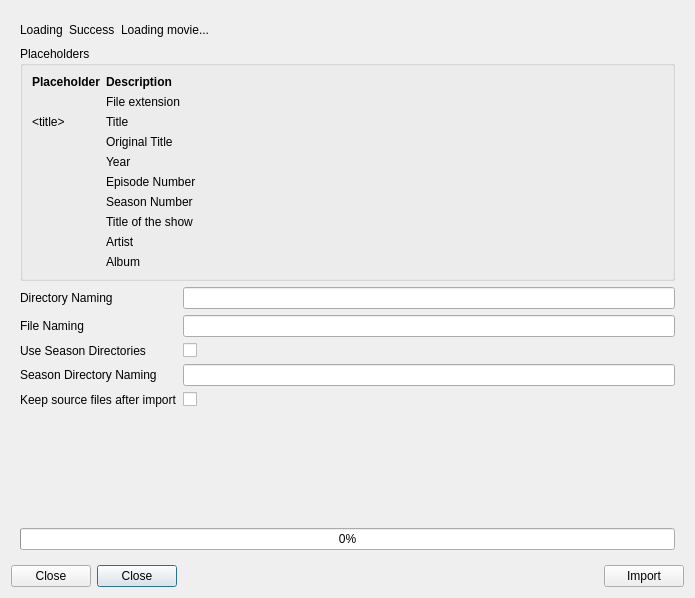
Above: downloads/ImportDialog.ui from Komet/MediaElch before the change. Below: the same form after it.
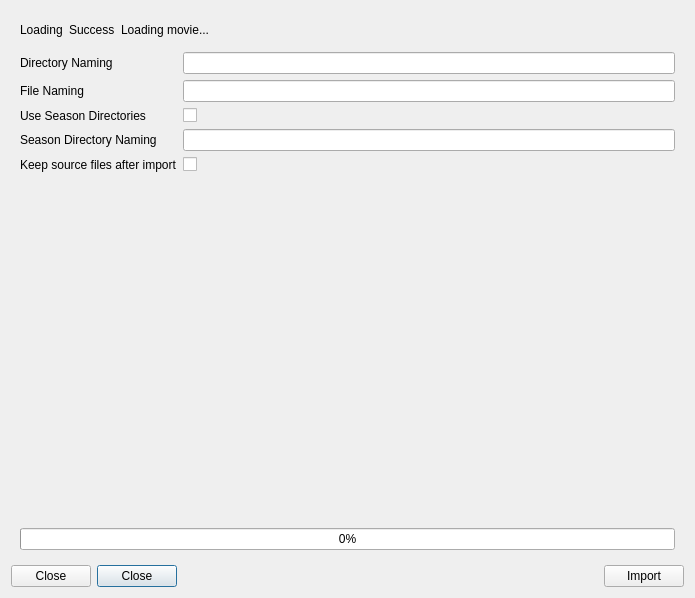
That is the form after the change. The open tabs and pages were chosen to show the change. Icons and pictures are not drawn. Custom widgets are drawn as their Qt base class.

What changed in the file:
```diff
--- a/downloads/ImportDialog.ui
+++ b/downloads/ImportDialog.ui
@@ -68,241 +68,7 @@
         </layout>
        </item>
        <item>
-        <widget class="QGroupBox" name="groupBox">
-         <property name="title">
-          <string>Placeholders</string>
-         </property>
-         <layout class="QVBoxLayout" name="verticalLayout_2">
-          <item>
-           <layout class="QGridLayout" name="gridLayout_2" columnstretch="0,1">
-            <item row="5" column="0">
-             <widget class="QLabel" name="labelEpisode">
-              <property name="text">
-               <string notr="true">&lt;episode&gt;</string>
-              </property>
-              <property name="textFormat">
-               <enum>Qt::PlainText</enum>
-              </property>
-              <property name="alignment">
-               <set>Qt::AlignLeading|Qt::AlignLeft|Qt::AlignTop</set>
-              </property>
-             </widget>
-            </item>
-            <item row="8" column="1">
-             <widget class="QLabel" name="descArtist">
-              <property name="text">
-               <string>Artist</string>
-              </property>
-              <property name="alignment">
-               <set>Qt::AlignLeading|Qt::AlignLeft|Qt::AlignTop</set>
-              </property>
-             </widget>
-            </item>
-            <item row="7" column="1">
-             <widget class="QLabel" name="descShowTitle">
-              <property name="text">
-               <string>Title of the show</string>
-              </property>
-             </widget>
-            </item>
-            <item row="4" column="1">
-             <widget class="QLabel" name="label_8">
-              <property name="text">
-               <string>Year</string>
-              </property>
-              <property name="alignment">
-               <set>Qt::AlignLeading|Qt::AlignLeft|Qt::AlignTop</set>
-              </property>
-             </widget>
-            </item>
-            <item row="9" column="1">
-             <widget class="QLabel" name="descAlbum">
-              <property name="text">
-               <string>Album</string>
-              </property>
-              <property name="alignment">
-               <set>Qt::AlignLeading|Qt::AlignLeft|Qt::AlignTop</set>
-              </property>
-             </widget>
-            </item>
-            <item row="6" column="1">
-             <widget class="QLabel" name="descSeason">
-              <property name="text">
-               <string>Season Number</string>
-              </property>
-              <property name="alignment">
-               <set>Qt::AlignLeading|Qt::AlignLeft|Qt::AlignTop</set>
-              </property>
-             </widget>
-            </item>
-            <item row="0" column="1">
-             <widget class="QLabel" name="label_32">
-              <property name="font">
-               <font>
-                <weight>75</weight>
-                <bold>true</bold>
-               </font>
-              </property>
-              <property name="text">
-               <string>Description</string>
-              </property>
-              <property name="alignment">
-               <set>Qt::AlignLeading|Qt::AlignLeft|Qt::AlignTop</set>
-              </property>
-             </widget>
-            </item>
-            <item row="5" column="1">
-             <widget class="QLabel" name="descEpisode">
-              <property name="text">
-               <string>Episode Number</string>
-              </property>
-              <property name="alignment">
-               <set>Qt::AlignLeading|Qt::AlignLeft|Qt::AlignTop</set>
-              </property>
-             </widget>
-            </item>
-            <item row="3" column="0">
-             <widget class="QLabel" name="labelOriginalTitle">
-              <property name="text">
-               <string notr="true">&lt;originalTitle&gt;</string>
-              </property>
-              <property name="textFormat">
-               <enum>Qt::PlainText</enum>
-              </property>
-              <property name="alignment">
-               <set>Qt::AlignLeading|Qt::AlignLeft|Qt::AlignTop</set>
-              </property>
-             </widget>
-            </item>
-            <item row="7" column="0">
-             <widget class="QLabel" name="labelShowTitle">
-              <property name="text">
-               <string notr="true">&lt;showTitle&gt;</string>
-              </property>
-             </widget>
-            </item>
-            <item row="9" column="0">
-             <widget class="QLabel" name="labelAlbum">
-              <property name="text">
-               <string notr="true">&lt;album&gt;</string>
-              </property>
-              <property name="alignment">
-               <set>Qt::AlignLeading|Qt::AlignLeft|Qt::AlignTop</set>
-              </property>
-             </widget>
-            </item>
-            <item row="3" column="1">
-             <widget class="QLabel" name="descOriginalTitle">
-              <property name="text">
-               <string>Original Title</string>
-              </property>
-              <property name="alignment">
-               <set>Qt::AlignLeading|Qt::AlignLeft|Qt::AlignTop</set>
-              </property>
-             </widget>
-            </item>
-            <item row="2" column="1">
-             <widget class="QLabel" name="label_7">
-              <property name="text">
-               <string>Title</string>
-              </property>
-              <property name="alignment">
-               <set>Qt::AlignLeading|Qt::AlignLeft|Qt::AlignTop</set>
-              </property>
-             </widget>
-            </item>
-            <item row="8" column="0">
-             <widget class="QLabel" name="labelArtist">
-              <property name="text">
-               <string notr="true">&lt;artist&gt;</string>
-              </property>
-              <property name="alignment">
-               <set>Qt::AlignLeading|Qt::AlignLeft|Qt::AlignTop</set>
-              </property>
-             </widget>
-            </item>
-            <item row="1" column="1">
-             <widget class="QLabel" name="label_14">
-              <property name="text">
-               <string>File extension</string>
-              </property>
-              <property name="alignment">
-               <set>Qt::AlignLeading|Qt::AlignLeft|Qt::AlignTop</set>
-              </property>
-             </widget>
-            </item>
-            <item row="4" column="0">
-             <widget class="QLabel" name="label_4">
-              <property name="text">
-               <string notr="true">&lt;year&gt;</string>
-              </property>
-              <property name="textFormat">
-               <enum>Qt::PlainText</enum>
-              </property>
-              <property name="alignment">
-               <set>Qt::AlignLeading|Qt::AlignLeft|Qt::AlignTop</set>
-              </property>
-             </widget>
-            </item>
-            <item row="2" column="0">
-             <widget class="QLabel" name="label_3">
-              <property name="text">
-               <string notr="true">&lt;title&gt;</string>
-              </property>
-              <property name="textFormat">
-               <enum>Qt::PlainText</enum>
-              </property>
-              <property name="alignment">
-               <set>Qt::AlignLeading|Qt::AlignLeft|Qt::AlignTop</set>
-              </property>
-             </widget>
-            </item>
-            <item row="6" column="0">
-             <widget class="QLabel" name="labelSeason">
-              <property name="text">
-               <string notr="true">&lt;season&gt;</string>
-              </property>
-              <property name="textFormat">
-               <enum>Qt::PlainText</enum>
-              </property>
-              <property name="alignment">
-               <set>Qt::AlignLeading|Qt::AlignLeft|Qt::AlignTop</set>
-              </property>
-             </widget>
-            </item>
-            <item row="0" column="0">
-             <widget class="QLabel" name="label_31">
-              <property name="font">
-               <font>
-                <weight>75</weight>
-                <bold>true</bold>
-               </font>
-              </property>
-              <property name="text">
-               <string>Placeholder</string>
-              </property>
-              <property name="alignment">
-               <set>Qt::AlignLeading|Qt::AlignLeft|Qt::AlignTop</set>
-              </property>
-             </widget>
-            </item>
-            <item row="1" column="0">
-             <widget class="QLabel" name="labelExtension">
-              <property name="text">
-               <string notr="true">&lt;extension&gt;</string>
-              </property>
-              <property name="textFormat">
-               <enum>Qt::PlainText</enum>
-              </property>
-              <property name="alignment">
-               <set>Qt::AlignLeading|Qt::AlignLeft|Qt::AlignTop</set>
-              </property>
-             </widget>
-            </item>
-           </layout>
-          </item>
-         </layout>
-        </widget>
+        <widget class="RenamerPlaceholders" name="placeholders" native="true"/>
        </item>
        <item>
         <layout class="QFormLayout" name="formLayout">
@@ -471,6 +237,12 @@
    <header>tvShows/TvShowSearchEpisode.h</header>
    <container>1</container>
   </customwidget>
+  <customwidget>
+   <class>RenamerPlaceholders</class>
+   <extends>QWidget</extends>
+   <header>renamer/RenamerPlaceholders.h</header>
+   <container>1</container>
+  </customwidget>
  </customwidgets>
  <resources>
   <include location="../MediaElch.qrc"/>
```
Left out of the diff: 3 changed lines with no effect on the pictures.
